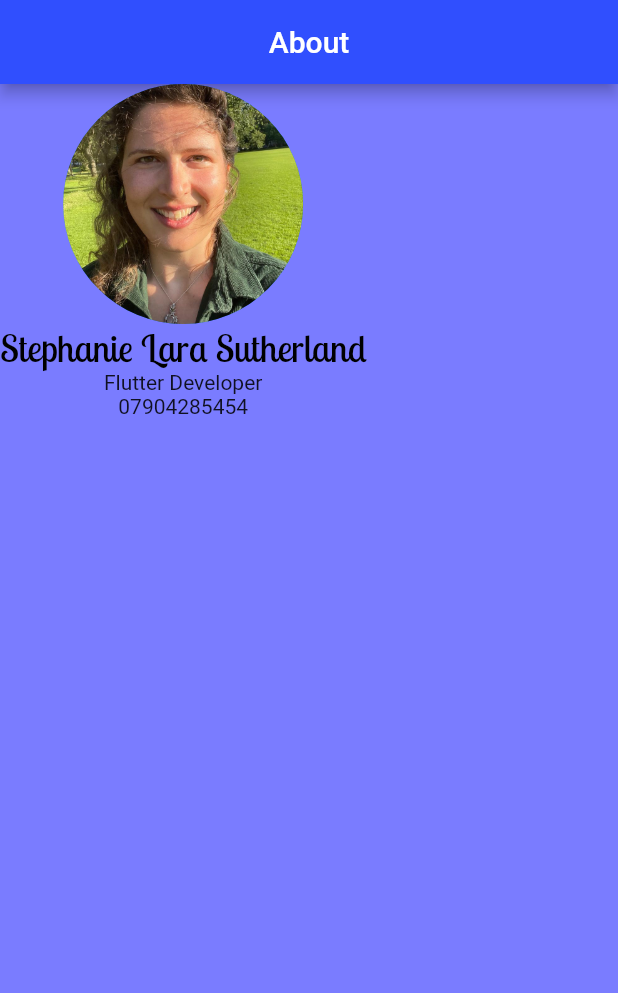
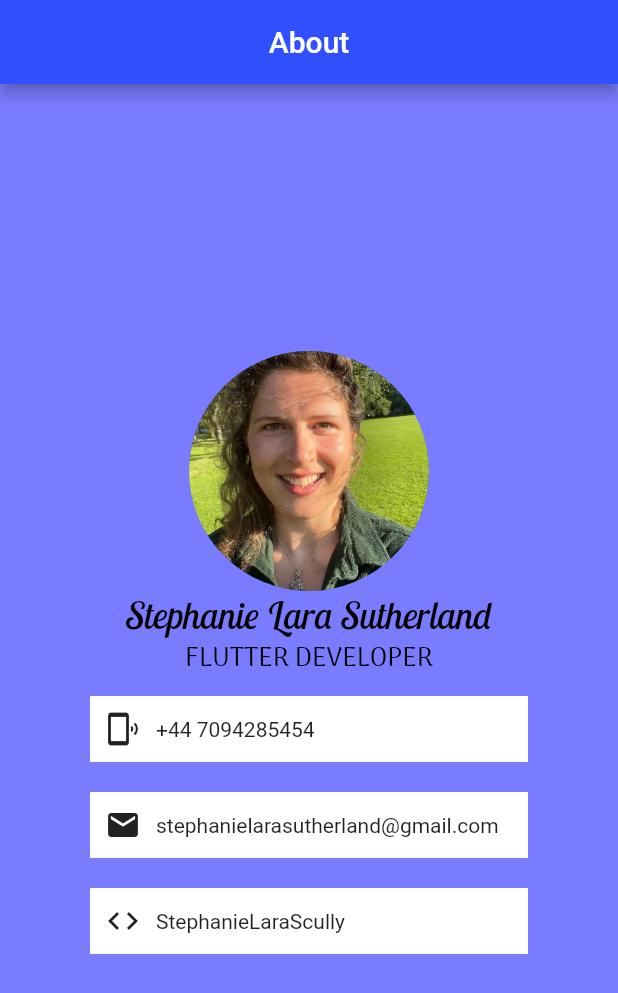
Before and after one commit to StephSutherly/flutter-portfolio, a Flutter app: the screen it shows after launch, on a phone screen of 412 x 824 dp. Shown: the top 993 px of the screen. Run offline on Flutter 3.47's test engine with Material 2 defaults, Android fonts, the phone set to English and light mode, and no system bars.

Commit message:
Expand file structure to keep elements organised; extract components to their own files

```diff
--- a/lib/main.dart
+++ b/lib/main.dart
@@ -1,55 +1,6 @@
 import 'package:flutter/material.dart';
-import 'services/themes.dart';
+import 'screens/about.dart';
 
 void main() {
   runApp(const About());
 }
-
-// <div>Icons made by <a href="https://www.flaticon.com/authors/flat-icons" title="Flat Icons">Flat Icons</a> from <a href="https://www.flaticon.com/" title="Flaticon">www.flaticon.com</a></div>
-
-class About extends StatelessWidget {
-  const About({Key? key}) : super(key: key);
-
-  @override
-  Widget build(BuildContext context) {
-    return MaterialApp(
-      home: Scaffold(
-        backgroundColor: ThemeService.primaryLight,
-        appBar: AppBar(
-          title: const Text(
-            'About',
-            style: TextStyle(
-              color: ThemeService.light,
-            ),
-          ),
-          backgroundColor: ThemeService.primary,
-          centerTitle: true,
-        ),
-        body: Column(
-          mainAxisAlignment: MainAxisAlignment.start,
-          children: [
-            const CircleAvatar(
-              radius: 80.0,
-              backgroundImage: AssetImage('images/stephMeadows.jpeg'),
-            ),
-            Column(
-              mainAxisAlignment: MainAxisAlignment.spaceEvenly,
-              children: const [
-                Text(
-                  'Stephanie Lara Sutherland',
-                  style: TextStyle(
-                    fontFamily: 'LobsterTwo',
-                    fontSize: 25.0,
-                    color: ThemeService.dark,
-                  ),
-                ),
-                Text('Flutter Developer'),
-                Text('07904285454')
-              ],
-            ),
-          ],
-        ),
-      ),
-    );
-  }
-}
--- /dev/null
+++ b/lib/screens/about.dart
@@ -0,0 +1,52 @@
+import 'package:flutter/material.dart';
+import '../services/themes.dart';
+import '../widgets/contact_card.dart';
+
+class About extends StatelessWidget {
+  const About({Key? key}) : super(key: key);
+
+  @override
+  Widget build(BuildContext context) {
+    return MaterialApp(
+      home: Scaffold(
+        backgroundColor: ThemeService.primaryLight,
+        appBar: AppBar(
+          title: const Text(
+            'About',
+            style: TextStyle(
+              color: ThemeService.light,
+            ),
+          ),
+          backgroundColor: ThemeService.primary,
+          centerTitle: true,
+        ),
+        body: Column(
+          mainAxisAlignment: MainAxisAlignment.center,
+          children: [
+            const CircleAvatar(
+              radius: 80.0,
+              backgroundImage: AssetImage('images/stephMeadows.jpeg'),
+            ),
+            Column(
+              mainAxisAlignment: MainAxisAlignment.spaceEvenly,
+              children: const [
+                Text(
+                  'Stephanie Lara Sutherland',
+                  style: TextStyle(
+                      fontFamily: 'LobsterTwo',
+                      fontSize: 25.0,
+                      color: ThemeService.dark,
+                      fontStyle: FontStyle.italic),
+                ),
+                Text('FLUTTER DEVELOPER', style: ThemeService.mediumText),
+                ContactCard(Icons.phonelink_ring, '+44 7094285454'),
+                ContactCard(Icons.email, 'stephanielarasutherland@gmail.com'),
+                ContactCard(Icons.code, 'StephanieLaraScully'),
+              ],
+            ),
+          ],
+        ),
+      ),
+    );
+  }
+}
--- /dev/null
+++ b/lib/screens/references.dart
@@ -0,0 +1,2 @@
+// TODO: Add screen for references to highlight icons used:
+// Icons made by "https://www.flaticon.com/authors/flat-icons"  href="https://www.flaticon.com/" www.flaticon.com
--- a/lib/services/themes.dart
+++ b/lib/services/themes.dart
@@ -13,4 +13,10 @@ class ThemeService {
   static const primaryLight = Color(0xff7a7cff);
   static const dark = Color(0xff000000);
   static const light = Color(0xffffffff);
+
+  static const mediumText = TextStyle(
+    fontFamily: 'ArimaMadurai',
+    fontSize: 18.0,
+    color: ThemeService.dark,
+  );
 }
--- /dev/null
+++ b/lib/widgets/contact_card.dart
@@ -0,0 +1,27 @@
+import 'package:flutter/material.dart';
+import '../services/themes.dart';
+
+class ContactCard extends StatelessWidget {
+  const ContactCard(this.icon, this.text, {Key? key}) : super(key: key);
+
+  final IconData icon;
+  final String text;
+
+  @override
+  Widget build(BuildContext context) {
+    return Container(
+      margin: const EdgeInsets.symmetric(vertical: 10.0, horizontal: 60.0),
+      padding: const EdgeInsets.all(10.0),
+      color: ThemeService.light,
+      child: Row(
+        children: [
+          Icon(icon),
+          const SizedBox(
+            width: 10.0,
+          ),
+          Text(text),
+        ],
+      ),
+    );
+  }
+}
```
Also changed, not shown: pubspec.yaml (+7 -0 lines).
